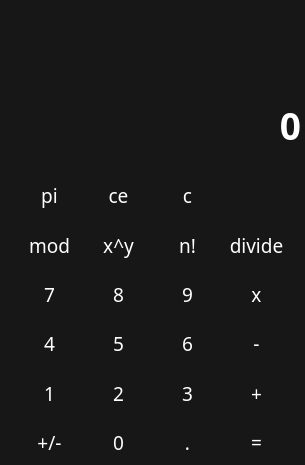
Old version of the form QtCPPCalculator/QtCPPCalculator.ui in the repository fonzy1243/QtCPPCalculator.
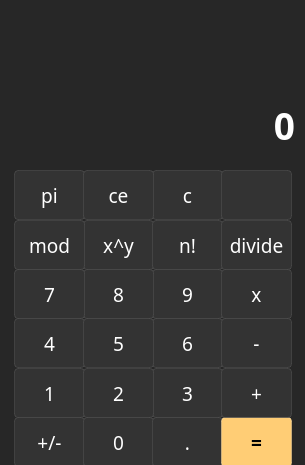
New version of the form. Icons and pictures are not drawn.

```diff
--- a/QtCPPCalculator/QtCPPCalculator.ui
+++ b/QtCPPCalculator/QtCPPCalculator.ui
@@ -47,99 +47,20 @@
   <property name="autoFillBackground">
    <bool>false</bool>
   </property>
+  <property name="styleSheet">
+   <string notr="true">QMainWindow {
+	background: rgb(39, 39, 39);
+}</string>
+  </property>
   <property name="tabShape">
    <enum>QTabWidget::Rounded</enum>
   </property>
   <widget class="QWidget" name="centralWidget">
    <property name="palette">
     <palette>
-     <active>
-      <colorrole role="Button">
-       <brush brushstyle="SolidPattern">
-        <color alpha="255">
-         <red>23</red>
-         <green>23</green>
-         <blue>23</blue>
-        </color>
-       </brush>
-      </colorrole>
-      <colorrole role="Base">
-       <brush brushstyle="SolidPattern">
-        <color alpha="255">
-         <red>23</red>
-         <green>23</green>
-         <blue>23</blue>
-        </color>
-       </brush>
-      </colorrole>
-      <colorrole role="Window">
-       <brush brushstyle="SolidPattern">
-        <color alpha="255">
-         <red>23</red>
-         <green>23</green>
-         <blue>23</blue>
-        </color>
-       </brush>
-      </colorrole>
-     </active>
-     <inactive>
-      <colorrole role="Button">
-       <brush brushstyle="SolidPattern">
-        <color alpha="255">
-         <red>23</red>
-         <green>23</green>
-         <blue>23</blue>
-        </color>
-       </brush>
-      </colorrole>
-      <colorrole role="Base">
-       <brush brushstyle="SolidPattern">
-        <color alpha="255">
-         <red>23</red>
-         <green>23</green>
-         <blue>23</blue>
-        </color>
-       </brush>
-      </colorrole>
-      <colorrole role="Window">
-       <brush brushstyle="SolidPattern">
-        <color alpha="255">
-         <red>23</red>
-         <green>23</green>
-         <blue>23</blue>
-        </color>
-       </brush>
-      </colorrole>
-     </inactive>
-     <disabled>
-      <colorrole role="Button">
-       <brush brushstyle="SolidPattern">
-        <color alpha="255">
-         <red>23</red>
-         <green>23</green>
-         <blue>23</blue>
-        </color>
-       </brush>
-      </colorrole>
-      <colorrole role="Base">
-       <brush brushstyle="SolidPattern">
-        <color alpha="255">
-         <red>23</red>
-         <green>23</green>
-         <blue>23</blue>
-        </color>
-       </brush>
-      </colorrole>
-      <colorrole role="Window">
-       <brush brushstyle="SolidPattern">
-        <color alpha="255">
-         <red>23</red>
-         <green>23</green>
-         <blue>23</blue>
-        </color>
-       </brush>
-      </colorrole>
-     </disabled>
+     <active/>
+     <inactive/>
+     <disabled/>
     </palette>
    </property>
    <property name="autoFillBackground">
@@ -147,30 +68,27 @@
    </property>
    <property name="styleSheet">
     <string notr="true">QPushButton {
-	background: rgb(39, 39, 39);
+	background: rgb(51, 51, 51);
 	color: white;
 	border-radius: 4px;
+	border: 1px solid rgba(84, 84, 84, 0.5);
 	transition: background 0.2s;
 }
 
 QPushButton:hover {
-	background: rgb(51, 51, 51);
-}
-
-QPushButton:pressed {
 	background: rgb(62, 62, 62);
 }
 
-QWidget {
-	background: rgb(23, 23, 23);
+QPushButton:pressed {
+	background: rgb(73, 73, 73);
 }</string>
    </property>
    <widget class="QLabel" name="displayField">
     <property name="geometry">
      <rect>
-      <x>6</x>
+      <x>12</x>
       <y>105</y>
-      <width>295</width>
+      <width>283</width>
       <height>41</height>
      </rect>
     </property>
@@ -724,9 +642,9 @@
           <colorrole role="Button">
            <brush brushstyle="SolidPattern">
             <color alpha="255">
-             <red>23</red>
-             <green>23</green>
-             <blue>23</blue>
+             <red>51</red>
+             <green>51</green>
+             <blue>51</blue>
             </color>
            </brush>
           </colorrole>
@@ -760,18 +678,18 @@
           <colorrole role="Base">
            <brush brushstyle="SolidPattern">
             <color alpha="255">
-             <red>23</red>
-             <green>23</green>
-             <blue>23</blue>
+             <red>51</red>
+             <green>51</green>
+             <blue>51</blue>
             </color>
            </brush>
           </colorrole>
           <colorrole role="Window">
            <brush brushstyle="SolidPattern">
             <color alpha="255">
-             <red>23</red>
-             <green>23</green>
-             <blue>23</blue>
+             <red>51</red>
+             <green>51</green>
+             <blue>51</blue>
             </color>
            </brush>
           </colorrole>
@@ -816,9 +734,9 @@
           <colorrole role="Button">
            <brush brushstyle="SolidPattern">
             <color alpha="255">
-             <red>23</red>
-             <green>23</green>
-             <blue>23</blue>
+             <red>51</red>
+             <green>51</green>
+             <blue>51</blue>
             </color>
            </brush>
           </colorrole>
@@ -852,18 +770,18 @@
           <colorrole role="Base">
            <brush brushstyle="SolidPattern">
             <color alpha="255">
-             <red>23</red>
-             <green>23</green>
-             <blue>23</blue>
+             <red>51</red>
+             <green>51</green>
+             <blue>51</blue>
             </color>
            </brush>
           </colorrole>
           <colorrole role="Window">
            <brush brushstyle="SolidPattern">
             <color alpha="255">
-             <red>23</red>
-             <green>23</green>
-             <blue>23</blue>
+             <red>51</red>
+             <green>51</green>
+             <blue>51</blue>
             </color>
            </brush>
           </colorrole>
@@ -908,9 +826,9 @@
           <colorrole role="Button">
            <brush brushstyle="SolidPattern">
             <color alpha="255">
-             <red>23</red>
-             <green>23</green>
-             <blue>23</blue>
+             <red>51</red>
+             <green>51</green>
+             <blue>51</blue>
             </color>
            </brush>
           </colorrole>
@@ -944,18 +862,18 @@
           <colorrole role="Base">
            <brush brushstyle="SolidPattern">
             <color alpha="255">
-             <red>23</red>
-             <green>23</green>
-             <blue>23</blue>
+             <red>51</red>
+             <green>51</green>
+             <blue>51</blue>
             </color>
            </brush>
           </colorrole>
           <colorrole role="Window">
            <brush brushstyle="SolidPattern">
             <color alpha="255">
-             <red>23</red>
-             <green>23</green>
-             <blue>23</blue>
+             <red>51</red>
+             <green>51</green>
+             <blue>51</blue>
             </color>
            </brush>
           </colorrole>
@@ -1343,6 +1261,7 @@
         <font>
          <family>Segoe UI Variable Display</family>
          <pointsize>14</pointsize>
+         <bold>true</bold>
         </font>
        </property>
        <property name="focusPolicy">
@@ -1351,6 +1270,21 @@
        <property name="autoFillBackground">
         <bool>false</bool>
        </property>
+       <property name="styleSheet">
+        <string notr="true">QPushButton {
+	background: #FFCD75;
+	border: 1px solid rgba(255,223,165,0.5);
+	color: black;
+}
+
+QPushButton:hover {
+	background: #FFD995;
+}
+
+QPushButton:pressed {
+	background: #FFC052;
+}</string>
+       </property>
        <property name="text">
         <string>=</string>
        </property>
```
